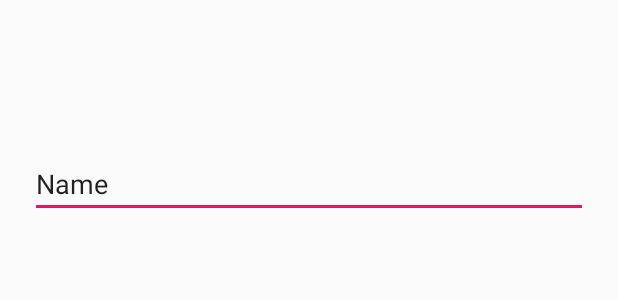
After one commit to Hashir-Umar/ReminderApp, an Android app: the layout fragment_login.xml on its own in the app's theme, with its tools: preview values and no code run, on a phone screen of 412 x 824 dp. The commit adds this screen. Shown: the top 300 px of the screen. Run offline under Robolectric (Android 15) with nearby library versions, the phone set to English and light mode, and no system bars.

Commit message:
Added Fragment+Acivity

```diff
--- a/app/build.gradle
+++ b/app/build.gradle
@@ -22,7 +22,10 @@
     implementation fileTree(dir: 'libs', include: ['*.jar'])
     implementation 'com.android.support:appcompat-v7:28.0.0'
     implementation 'com.android.support.constraint:constraint-layout:1.1.3'
+    implementation 'com.android.support:support-v4:28.0.0'
     testImplementation 'junit:junit:4.12'
     androidTestImplementation 'com.android.support.test:runner:1.0.2'
     androidTestImplementation 'com.android.support.test.espresso:espresso-core:3.0.2'
+    implementation 'org.jetbrains:annotations-java5:15.0'
+    implementation 'org.jetbrains:annotations-java5:15.0'
 }
--- a/app/src/main/AndroidManifest.xml
+++ b/app/src/main/AndroidManifest.xml
@@ -9,7 +9,8 @@
         android:roundIcon="@mipmap/ic_launcher_round"
         android:supportsRtl="true"
         android:theme="@style/AppTheme">
-        <activity android:name=".MainActivity">
+        <activity android:name=".MainActivity" />
+        <activity android:name=".HomeActivity">
             <intent-filter>
                 <action android:name="android.intent.action.MAIN" />
 
--- /dev/null
+++ b/app/src/main/res/layout/fragment_login.xml
@@ -0,0 +1,27 @@
+<?xml version="1.0" encoding="utf-8"?>
+<android.support.constraint.ConstraintLayout xmlns:android="http://schemas.android.com/apk/res/android"
+    xmlns:app="http://schemas.android.com/apk/res-auto"
+    xmlns:tools="http://schemas.android.com/tools"
+    android:id="@+id/frameLayout"
+    android:layout_width="match_parent"
+    android:layout_height="match_parent"
+    tools:context=".Login">
+
+
+    <EditText
+        android:id="@+id/editText3"
+        android:layout_width="0dp"
+        android:layout_height="wrap_content"
+        android:layout_marginStart="20dp"
+        android:layout_marginLeft="20dp"
+        android:layout_marginTop="100dp"
+        android:layout_marginEnd="20dp"
+        android:layout_marginRight="20dp"
+        android:ems="10"
+        android:inputType="textPersonName"
+        android:text="Name"
+        app:layout_constraintEnd_toEndOf="parent"
+        app:layout_constraintHorizontal_bias="0.0"
+        app:layout_constraintStart_toStartOf="parent"
+        app:layout_constraintTop_toTopOf="parent" />
+</android.support.constraint.ConstraintLayout>
--- a/app/src/main/res/values/strings.xml
+++ b/app/src/main/res/values/strings.xml
@@ -13,4 +13,7 @@
         <item>Saturday</item>
         <item>Sunday</item>
     </string-array>
+
+    <!-- TODO: Remove or change this placeholder text -->
+    <string name="hello_blank_fragment">Hello blank fragment</string>
 </resources>
```
Also changed, not shown: app/src/main/java/com/example/hashir/reminder/HomeActivity.java (added, +13 -0 lines), app/src/main/java/com/example/hashir/reminder/Login.java (added, +29 -0 lines), app/src/main/res/layout/activity_home.xml (added, +9 -0 lines), 1 other file.
